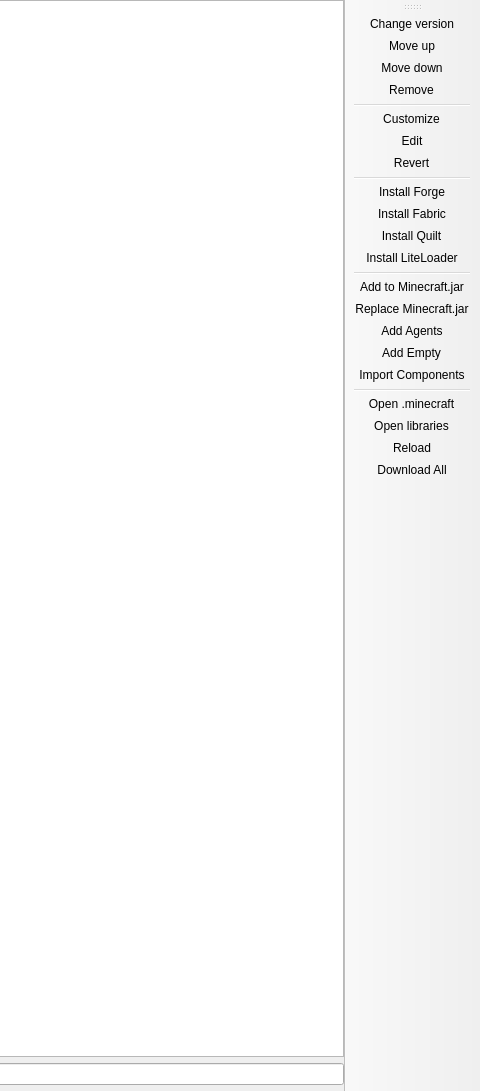
Before: the Qt Designer form launcher/ui/pages/instance/VersionPage.ui in PrismLauncher/PrismLauncher, drawn with Qt 5; both pictures show x 481 to 961 and y 0 to 1091 of the 961 by 1091 pixel window.
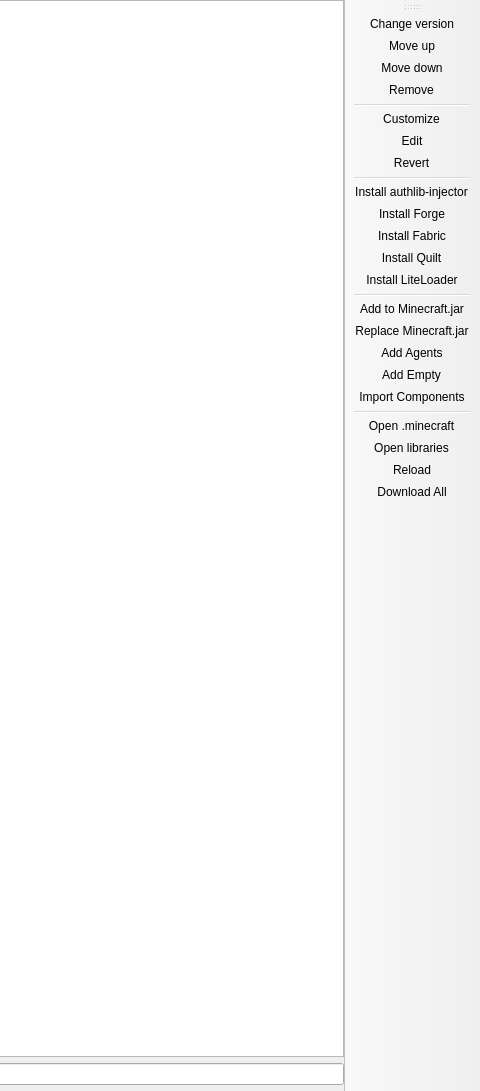
After: the same form once the commit is applied. Custom widgets are drawn as their Qt base class.

Commit message: Add install authlib-injector button

Patch:
```diff
--- a/launcher/ui/pages/instance/VersionPage.ui
+++ b/launcher/ui/pages/instance/VersionPage.ui
@@ -98,6 +98,7 @@
    <addaction name="actionEdit"/>
    <addaction name="actionRevert"/>
    <addaction name="separator"/>
+   <addaction name="actionInstall_AuthlibInjector"/>
    <addaction name="actionInstall_Forge"/>
    <addaction name="actionInstall_Fabric"/>
    <addaction name="actionInstall_Quilt"/>
@@ -170,6 +171,14 @@
     <string>Revert the selected package to default.</string>
    </property>
   </action>
+  <action name="actionInstall_AuthlibInjector">
+   <property name="text">
+    <string>Install authlib-injector</string>
+   </property>
+   <property name="toolTip">
+    <string>Install the authlib-injector package.</string>
+   </property>
+  </action>
   <action name="actionInstall_Forge">
    <property name="text">
     <string>Install Forge</string>
```
The commit also changes 2 other files.
